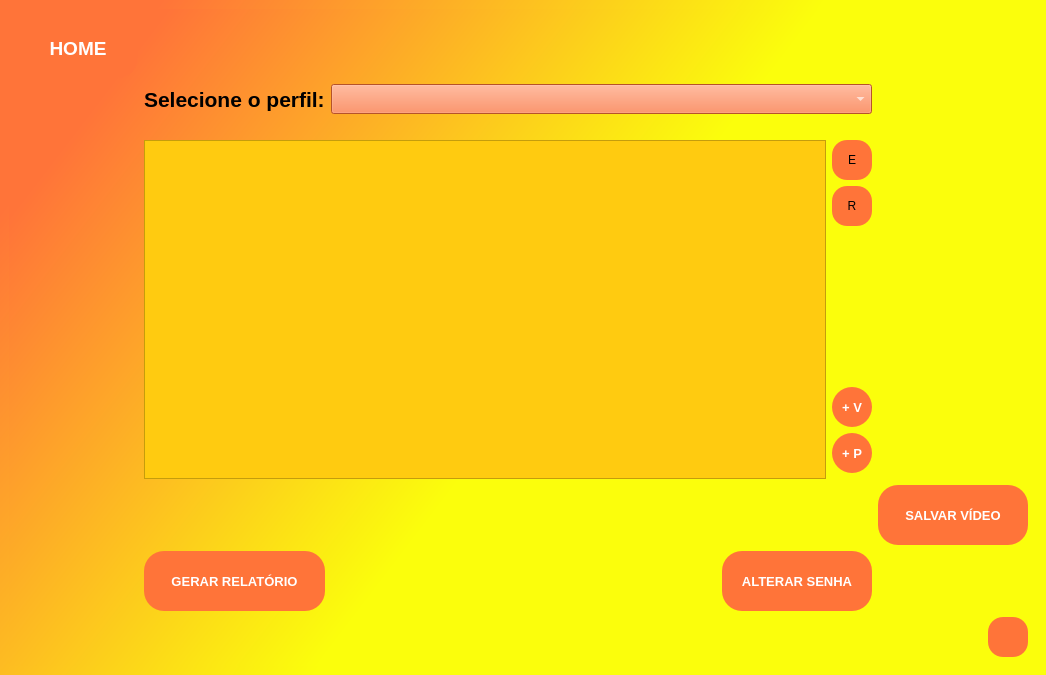
Qt form 5.Modulados/Modulados/mainwindow.ui (IsadoraVanco/Gamellito) before a commit.
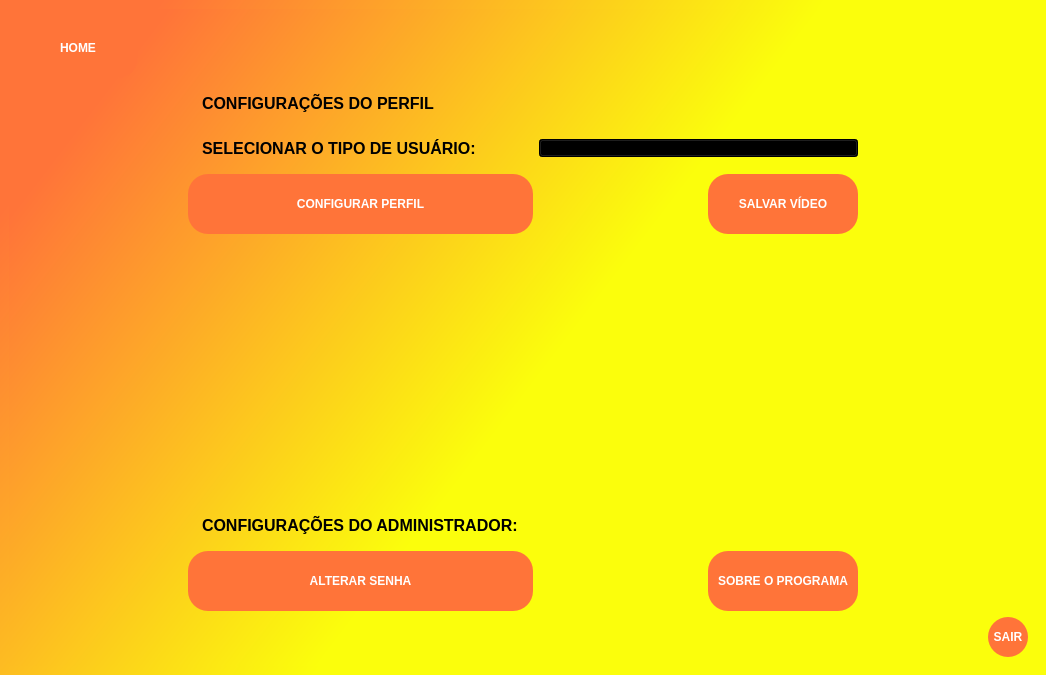
The same form after that commit. The open tabs and pages were chosen to show the change.

```diff
--- a/5.Modulados/Modulados/mainwindow.ui
+++ b/5.Modulados/Modulados/mainwindow.ui
@@ -33,7 +33,7 @@
     <string notr="true">background: qlineargradient(spread:pad, x1:0.605, y1:0.374591, x2:0.094, y2:0.125, stop:0 rgba(251, 254, 12, 255), stop:1 rgba(255, 116, 57, 255))</string>
    </property>
    <layout class="QGridLayout" name="gridLayout">
-    <item row="0" column="1">
+    <item row="0" column="0">
      <widget class="QStackedWidget" name="stackedWidget">
       <property name="enabled">
        <bool>true</bool>
@@ -275,57 +275,6 @@
             </property>
            </widget>
           </item>
-          <item>
-           <widget class="QPushButton" name="pushButton_sobre">
-            <property name="sizePolicy">
-             <sizepolicy hsizetype="Expanding" vsizetype="MinimumExpanding">
-              <horstretch>0</horstretch>
-              <verstretch>0</verstretch>
-             </sizepolicy>
-            </property>
-            <property name="minimumSize">
-             <size>
-              <width>320</width>
-              <height>60</height>
-             </size>
-            </property>
-            <property name="maximumSize">
-             <size>
-              <width>320</width>
-              <height>60</height>
-             </size>
-            </property>
-            <property name="font">
-             <font>
-              <pointsize>18</pointsize>
-              <weight>75</weight>
-              <bold>true</bold>
-             </font>
-            </property>
-            <property name="cursor">
-             <cursorShape>PointingHandCursor</cursorShape>
-            </property>
-            <property name="styleSheet">
-             <string notr="true">QPushButton {
-	background-color: #FF7439;
-	border-radius: 20px;
-	border: none;
-	color: #fff;
-}
-
-QPushButton:pressed {
-	background-color: #c8592d;
-}
-
-QPushButton:hover {
-	background-color: #c8592d;
-}</string>
-            </property>
-            <property name="text">
-             <string>SOBRE</string>
-            </property>
-           </widget>
-          </item>
          </layout>
         </item>
         <item row="2" column="4">
@@ -581,6 +530,315 @@
        </layout>
       </widget>
       <widget class="QWidget" name="configurar">
+       <layout class="QGridLayout" name="gridLayout_13">
+        <item row="5" column="2">
+         <spacer name="horizontalSpacer_15">
+          <property name="orientation">
+           <enum>Qt::Horizontal</enum>
+          </property>
+          <property name="sizeHint" stdset="0">
+           <size>
+            <width>40</width>
+            <height>20</height>
+           </size>
+          </property>
+         </spacer>
+        </item>
+        <item row="9" column="4" alignment="Qt::AlignRight|Qt::AlignBottom">
+         <widget class="QPushButton" name="pushButton_sair_2">
+          <property name="sizePolicy">
+           <sizepolicy hsizetype="Fixed" vsizetype="Fixed">
+            <horstretch>0</horstretch>
+            <verstretch>0</verstretch>
+           </sizepolicy>
+          </property>
+          <property name="styleSheet">
+           <string notr="true">QPushButton {
+	background-color: #FF7439;
+	border-radius: 20px;
+	border: none;
+	color: #fff;
+	min-width: 40px;
+	min-height: 40px;
+	font-weight: bold;
+}
+
+QPushButton:hover {
+	background-color: #c8592d;
+}
+
+QPushButton:pressed {
+	background-color: #c8592d;
+}</string>
+          </property>
+          <property name="text">
+           <string>SAIR</string>
+          </property>
+         </widget>
+        </item>
+        <item row="9" column="1">
+         <spacer name="verticalSpacer_15">
+          <property name="orientation">
+           <enum>Qt::Vertical</enum>
+          </property>
+          <property name="sizeType">
+           <enum>QSizePolicy::Minimum</enum>
+          </property>
+          <property name="sizeHint" stdset="0">
+           <size>
+            <width>20</width>
+            <height>40</height>
+           </size>
+          </property>
+         </spacer>
+        </item>
+        <item row="7" column="1">
+         <widget class="QLabel" name="label_4">
+          <property name="styleSheet">
+           <string notr="true">background: none;
+font-weight: bold;
+font-size: 16px;
+margin: 10px;</string>
+          </property>
+          <property name="text">
+           <string>CONFIGURAÇÕES DO ADMINISTRADOR:</string>
+          </property>
+         </widget>
+        </item>
+        <item row="5" column="1">
+         <widget class="QPushButton" name="pushButton_configurar_perfil">
+          <property name="cursor">
+           <cursorShape>PointingHandCursor</cursorShape>
+          </property>
+          <property name="styleSheet">
+           <string notr="true">QPushButton {
+	background-color: #FF7439;
+	border-radius: 20px;
+	border: none;
+	color: #fff;
+	min-width: 150px;
+	min-height: 60px;
+	font-weight: bold;
+}
+
+QPushButton:hover {
+	background-color: #c8592d;
+}
+
+QPushButton:pressed {
+	background-color: #c8592d;
+}</string>
+          </property>
+          <property name="text">
+           <string>CONFIGURAR PERFIL</string>
+          </property>
+         </widget>
+        </item>
+        <item row="8" column="3">
+         <widget class="QPushButton" name="pushButton_sobre">
+          <property name="styleSheet">
+           <string notr="true">QPushButton {
+	background-color: #FF7439;
+	border-radius: 20px;
+	border: none;
+	color: #fff;
+	min-width: 150px;
+	min-height: 60px;
+	font-weight: bold;
+}
+
+QPushButton:hover {
+	background-color: #c8592d;
+}
+
+QPushButton:pressed {
+	background-color: #c8592d;
+}</string>
+          </property>
+          <property name="text">
+           <string>SOBRE O PROGRAMA</string>
+          </property>
+         </widget>
+        </item>
+        <item row="2" column="1">
+         <widget class="QLabel" name="label_2">
+          <property name="font">
+           <font>
+            <pointsize>-1</pointsize>
+            <weight>75</weight>
+            <bold>true</bold>
+            <underline>false</underline>
+           </font>
+          </property>
+          <property name="styleSheet">
+           <string notr="true">background: none;
+font-weight: bold;
+font-size: 16px;
+margin: 10px;</string>
+          </property>
+          <property name="text">
+           <string>CONFIGURAÇÕES DO PERFIL</string>
+          </property>
+         </widget>
+        </item>
+        <item row="5" column="4">
+         <spacer name="horizontalSpacer_12">
+          <property name="orientation">
+           <enum>Qt::Horizontal</enum>
+          </property>
+          <property name="sizeHint" stdset="0">
+           <size>
+            <width>40</width>
+            <height>20</height>
+           </size>
+          </property>
+         </spacer>
+        </item>
+        <item row="5" column="3">
+         <widget class="QPushButton" name="pushButton_salvar_video">
+          <property name="styleSheet">
+           <string notr="true">QPushButton {
+	background-color: #FF7439;
+	border-radius: 20px;
+	border: none;
+	color: #fff;
+	min-width: 150px;
+	min-height: 60px;
+	font-weight: bold;
+}
+
+QPushButton:hover {
+	background-color: #c8592d;
+}
+
+QPushButton:pressed {
+	background-color: #c8592d;
+}</string>
+          </property>
+          <property name="text">
+           <string>SALVAR VÍDEO</string>
+          </property>
+         </widget>
+        </item>
+        <item row="0" column="0">
+         <widget class="QPushButton" name="pushButton_4">
+          <property name="sizePolicy">
+           <sizepolicy hsizetype="Fixed" vsizetype="Fixed">
+            <horstretch>0</horstretch>
+            <verstretch>0</verstretch>
+           </sizepolicy>
+          </property>
+          <property name="styleSheet">
+           <string notr="true">QPushButton {
+	background-color: #FF7439;
+	border-radius: 20px;
+	border: none;
+	color: #fff;
+	min-width: 120px;
+	min-height: 60px;
+	font-weight: bold;
+}
+
+QPushButton:hover {
+	background-color: #c8592d;
+}
+
+QPushButton:pressed {
+	background-color: #c8592d;
+}</string>
+          </property>
+          <property name="text">
+           <string>HOME</string>
+          </property>
+         </widget>
+        </item>
+        <item row="8" column="2">
+         <spacer name="horizontalSpacer_14">
+          <property name="orientation">
+           <enum>Qt::Horizontal</enum>
+          </property>
+          <property name="sizeHint" stdset="0">
+           <size>
+            <width>40</width>
+            <height>20</height>
+           </size>
+          </property>
+         </spacer>
+        </item>
+        <item row="5" column="0">
+         <spacer name="horizontalSpacer_13">
+          <property name="orientation">
+           <enum>Qt::Horizontal</enum>
+          </property>
+          <property name="sizeHint" stdset="0">
+           <size>
+            <width>40</width>
+            <height>20</height>
+           </size>
+          </property>
+         </spacer>
+        </item>
+        <item row="8" column="1">
+         <widget class="QPushButton" name="pushButton_3">
+          <property name="styleSheet">
+           <string notr="true">QPushButton {
+	background-color: #FF7439;
+	border-radius: 20px;
+	border: none;
+	color: #fff;
+	min-width: 150px;
+	min-height: 60px;
+	font-weight: bold;
+}
+
+QPushButton:hover {
+	background-color: #c8592d;
+}
+
+QPushButton:pressed {
+	background-color: #c8592d;
+}</string>
+          </property>
+          <property name="text">
+           <string>ALTERAR SENHA</string>
+          </property>
+         </widget>
+        </item>
+        <item row="3" column="1">
+         <widget class="QLabel" name="label_3">
+          <property name="styleSheet">
+           <string notr="true">background: none;
+font-weight: bold;
+font-size: 16px;
+margin: 10px;</string>
+          </property>
+          <property name="text">
+           <string>SELECIONAR O TIPO DE USUÁRIO:</string>
+          </property>
+         </widget>
+        </item>
+        <item row="6" column="1">
+         <spacer name="verticalSpacer_16">
+          <property name="orientation">
+           <enum>Qt::Vertical</enum>
+          </property>
+          <property name="sizeType">
+           <enum>QSizePolicy::Expanding</enum>
+          </property>
+          <property name="sizeHint" stdset="0">
+           <size>
+            <width>20</width>
+            <height>40</height>
+           </size>
+          </property>
+         </spacer>
+        </item>
+        <item row="3" column="2" colspan="2">
+         <widget class="QComboBox" name="comboBox"/>
+        </item>
+       </layout>
+      </widget>
+      <widget class="QWidget" name="configurar_perfil">
        <layout class="QGridLayout" name="gridLayout_4">
         <item row="6" column="5">
          <spacer name="horizontalSpacer_configurar">
@@ -644,7 +902,10 @@
 }</string>
           </property>
           <property name="text">
-           <string/>
+           <string>SAIR</string>
+          </property>
+          <property name="flat">
+           <bool>true</bool>
           </property>
          </widget>
         </item>
@@ -782,51 +1043,6 @@
           </property>
          </spacer>
         </item>
-        <item row="6" column="3">
-         <widget class="QPushButton" name="pushButton_alterar_senha">
-          <property name="sizePolicy">
-           <sizepolicy hsizetype="Fixed" vsizetype="Fixed">
-            <horstretch>0</horstretch>
-            <verstretch>0</verstretch>
-           </sizepolicy>
-          </property>
-          <property name="minimumSize">
-           <size>
-            <width>150</width>
-            <height>60</height>
-           </size>
-          </property>
-          <property name="font">
-           <font>
-            <pointsize>10</pointsize>
-            <weight>75</weight>
-            <bold>true</bold>
-           </font>
-          </property>
-          <property name="cursor">
-           <cursorShape>PointingHandCursor</cursorShape>
-          </property>
-          <property name="styleSheet">
-           <string notr="true">QPushButton {
-	background-color: #FF7439;
-	border-radius: 20px;
-	border: none;
-	color: #fff;
-}
-
-QPushButton:hover {
-	background-color: #c8592d;
-}
-
-QPushButton:pressed {
-	background-color: #c8592d;
-}</string>
-          </property>
-          <property name="text">
-           <string>ALTERAR SENHA</string>
-          </property>
-         </widget>
-        </item>
         <item row="6" column="0">
          <spacer name="horizontalSpacer_configurar_2">
           <property name="orientation">
@@ -1049,6 +1265,12 @@
             <property name="horizontalScrollBarPolicy">
              <enum>Qt::ScrollBarAlwaysOff</enum>
             </property>
+            <property name="sizeAdjustPolicy">
+             <enum>QAbstractScrollArea::AdjustToContents</enum>
+            </property>
+            <property name="autoScrollMargin">
+             <number>30</number>
+            </property>
             <property name="tabKeyNavigation">
              <bool>true</bool>
             </property>
@@ -1067,7 +1289,7 @@
             <property name="iconSize">
              <size>
               <width>20</width>
-              <height>20</height>
+              <height>100</height>
              </size>
             </property>
             <property name="textElideMode">
@@ -1076,6 +1298,9 @@
             <property name="movement">
              <enum>QListView::Free</enum>
             </property>
+            <property name="flow">
+             <enum>QListView::TopToBottom</enum>
+            </property>
             <property name="isWrapping" stdset="0">
              <bool>false</bool>
             </property>
@@ -1086,7 +1311,7 @@
              <enum>QListView::SinglePass</enum>
             </property>
             <property name="spacing">
-             <number>16</number>
+             <number>1</number>
             </property>
             <property name="viewMode">
              <enum>QListView::ListMode</enum>
@@ -1095,7 +1320,10 @@
              <bool>false</bool>
             </property>
             <property name="itemAlignment">
-             <set>Qt::AlignLeading</set>
+             <set>Qt::AlignLeading|Qt::AlignLeft|Qt::AlignVCenter</set>
+            </property>
+            <property name="currentRow">
+             <number>-1</number>
             </property>
            </widget>
           </item>
@@ -1220,51 +1448,6 @@
           </item>
          </layout>
         </item>
-        <item row="5" column="5">
-         <widget class="QPushButton" name="pushButton_salvar_video">
-          <property name="sizePolicy">
-           <sizepolicy hsizetype="Fixed" vsizetype="Fixed">
-            <horstretch>0</horstretch>
-            <verstretch>0</verstretch>
-           </sizepolicy>
-          </property>
-          <property name="minimumSize">
-           <size>
-            <width>150</width>
-            <height>60</height>
-           </size>
-          </property>
-          <property name="font">
-           <font>
-            <pointsize>10</pointsize>
-            <weight>75</weight>
-            <bold>true</bold>
-           </font>
-          </property>
-          <property name="cursor">
-           <cursorShape>PointingHandCursor</cursorShape>
-          </property>
-          <property name="styleSheet">
-           <string notr="true">QPushButton {
-	background-color: #FF7439;
-	border-radius: 20px;
-	border: none;
-	color: #fff;
-}
-
-QPushButton:hover {
-	background-color: #c8592d;
-}
-
-QPushButton:pressed {
-	background-color: #c8592d;
-}</string>
-          </property>
-          <property name="text">
-           <string>SALVAR VÍDEO</string>
-          </property>
-         </widget>
-        </item>
         <item row="2" column="2">
          <spacer name="verticalSpacer_9">
           <property name="orientation">
```
Left out of the diff: 104 changed lines with no effect on the pictures.
